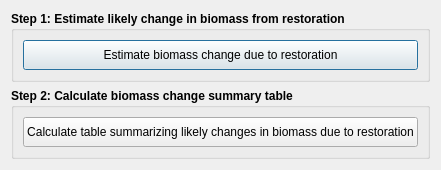
The window that LDMP/gui/DlgCalculateRestBiomass.ui (ConservationInternational/trends.earth) describes before a commit, drawn with Qt 5.
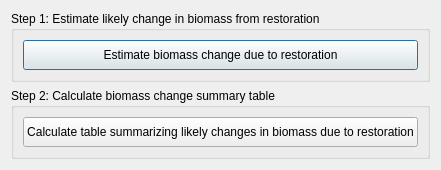
The same window after the commit.

The edit to the form file:
```diff
--- a/LDMP/gui/DlgCalculateRestBiomass.ui
+++ b/LDMP/gui/DlgCalculateRestBiomass.ui
@@ -33,7 +33,7 @@
      </property>
      <property name="font">
       <font>
-       <weight>75</weight>
+       <weight>700</weight>
        <bold>true</bold>
       </font>
      </property>
@@ -79,7 +79,7 @@
      </property>
      <property name="font">
       <font>
-       <weight>75</weight>
+       <weight>700</weight>
        <bold>true</bold>
       </font>
      </property>
```
Left out of the diff: 4 changed lines with no effect on the pictures.
